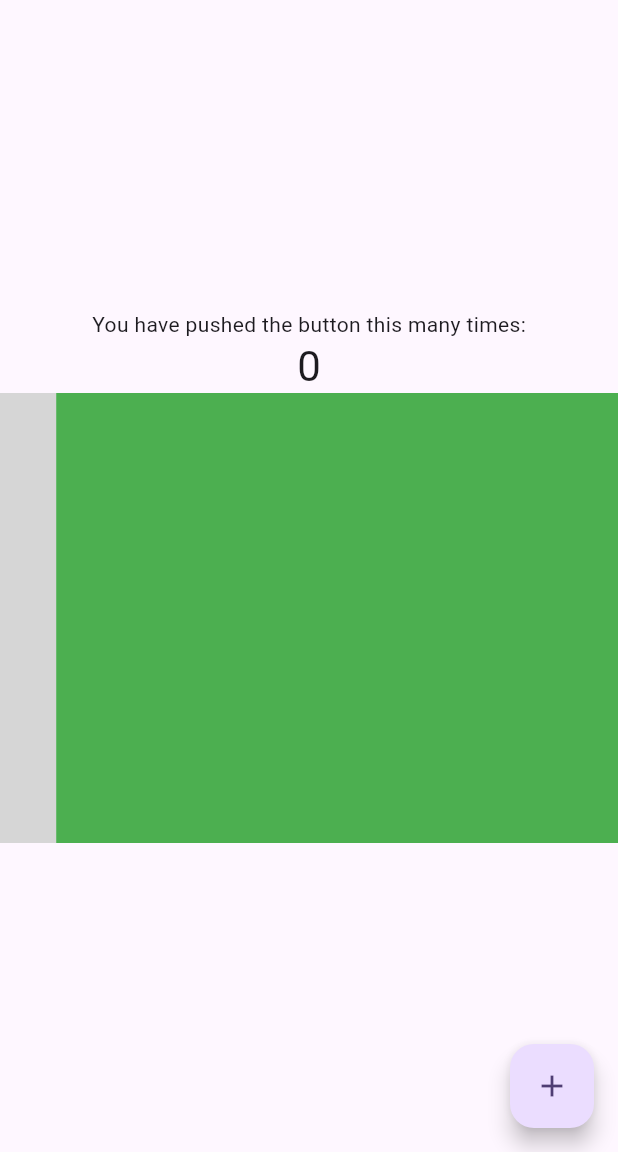
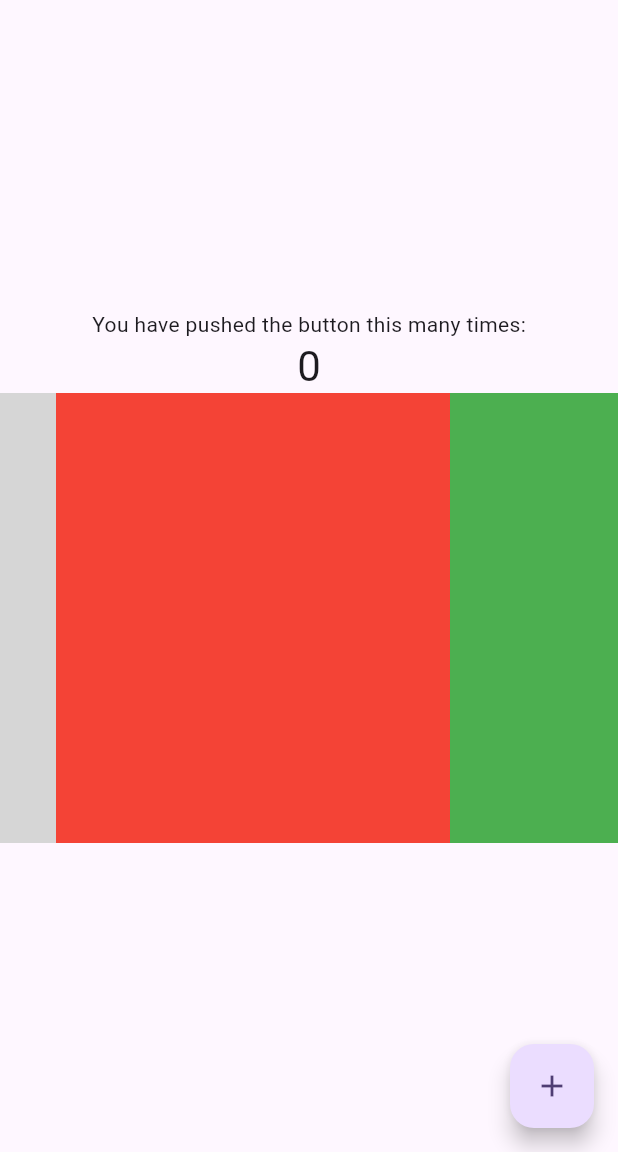
Before and after one commit to yaakovschectman/PlatformViewWinTest, a Flutter app: the screen it shows after launch, on a phone screen of 412 x 824 dp, the part 84-1236 px from its top. Run offline on Flutter 3.47's test engine with Material 3 defaults, Android fonts, the phone set to English and light mode, and no system bars; statements that could not run were skipped; grey boxes are pictures that could not be loaded.

Commit message:
Weird behavior repro

```diff
--- a/lib/main.dart
+++ b/lib/main.dart
@@ -114,6 +114,8 @@ class _MyHomePageState extends State<MyHomePage> {
               '$_counter',
               style: Theme.of(context).textTheme.headlineMedium,
             ),
+            Stack(
+              children: [
                 ConstrainedBox(
                 constraints: BoxConstraints(maxHeight: 300),
                 child: Row(
@@ -129,6 +131,19 @@ class _MyHomePageState extends State<MyHomePage> {
                   ],
                 ),
               ),
+              Container(
+                  decoration: BoxDecoration(
+                    border: Border.all(color: Colors.red),
+                    borderRadius: BorderRadius.all(Radius.circular(50)),
+                    color: Colors.red,
+                  ),
+                  width: 300,
+                  height: 300,
+                  color: Colors.red,
+                  // Build and run me, then comment out the above line, then hot restart.
+                ),
+              ],
+            ),
           ],
         ),
       ),
```
Lines whose indentation alone changed are shown as unchanged.
